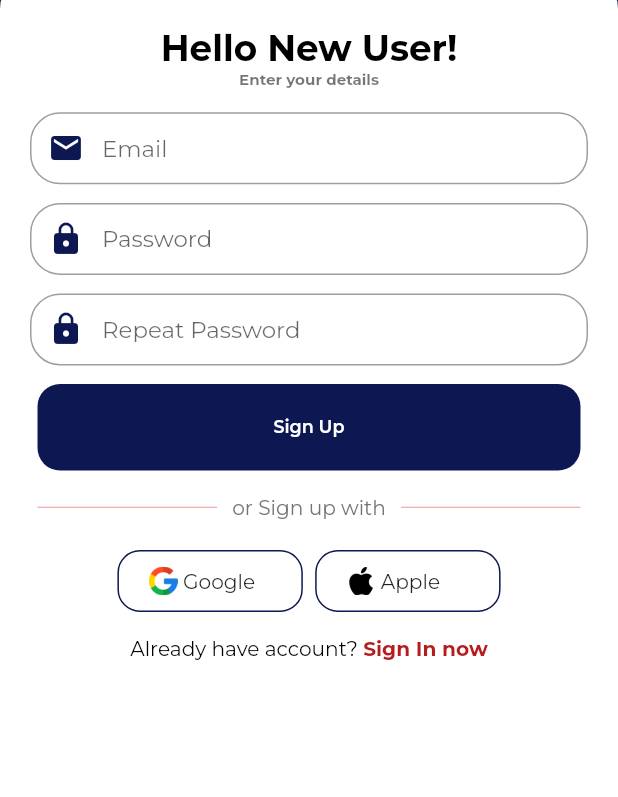
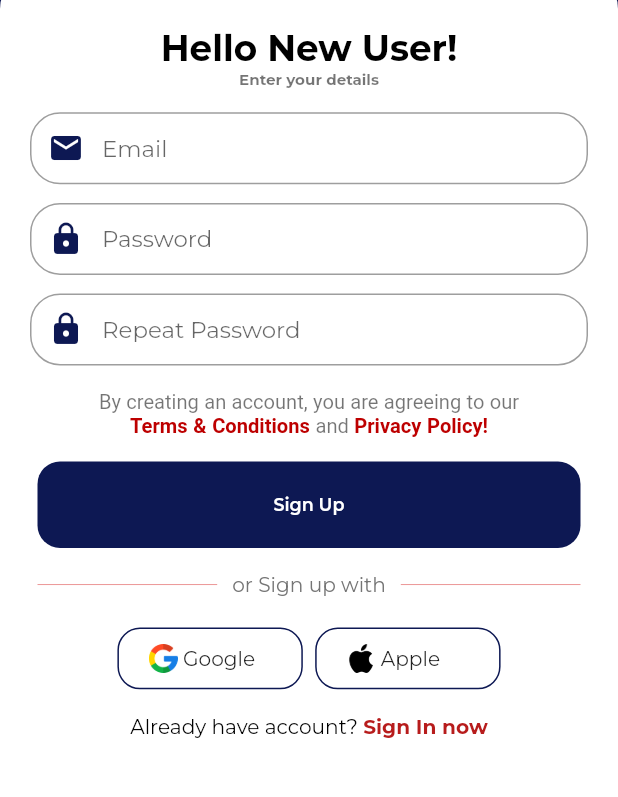
Before and after one commit to zafajardo9/BudgetBud, a Flutter app: the RegisterPage screen opened directly with empty values, on a phone screen of 412 x 824 dp, the part 214-1011 px from its top. Run offline on Flutter 3.47's test engine with Material 2 defaults, Android fonts, the phone set to English and light mode, and no system bars; our stand-ins replace awesome_snackbar_content, camera, cloud_firestore, connectivity_plus, dot_navigation_bar, firebase_auth and 16 more; missing offline and left inert: google_mlkit_text_recognition; accounts and stored records are empty; network calls fail; project files that could hold a hidden picture were left out.

Commit message:
new changes

```diff
--- a/lib/auth/register_page.dart
+++ b/lib/auth/register_page.dart
@@ -1,4 +1,5 @@
 import 'package:awesome_snackbar_content/awesome_snackbar_content.dart';
+import 'package:budget_bud/auth/terms_and_services/terms_of_use.dart';
 import 'package:budget_bud/auth/validators/validators.dart';
 import 'package:budget_bud/misc/widgetSize.dart';
 import 'package:cloud_firestore/cloud_firestore.dart';
@@ -310,8 +311,8 @@ class _RegisterPageState extends State<RegisterPage> {
 
                           //textfield password
 
-                          addVerticalSpace(1.5),
-
+                          //addVerticalSpace(1.5),
+                          TermsOfUse(),
                           //sign in btn
                           MyButton(
                             btn: "Sign Up",
--- /dev/null
+++ b/lib/auth/terms_and_services/terms_of_use.dart
@@ -0,0 +1,57 @@
+import 'package:budget_bud/misc/colors.dart';
+import 'package:budget_bud/misc/txtStyles.dart';
+import 'package:flutter/gestures.dart';
+import 'package:flutter/material.dart';
+
+import 'dialog/policy_dialog.dart';
+
+class TermsOfUse extends StatelessWidget {
+  TermsOfUse({super.key});
+
+  @override
+  Widget build(BuildContext context) {
+    return Padding(
+      padding: const EdgeInsets.all(16.0),
+      child: RichText(
+        textAlign: TextAlign.center,
+        text: TextSpan(
+          text: "By creating an account, you are agreeing to our\n",
+          style: ThemeText.paragraph54,
+          children: [
+            TextSpan(
+              text: "Terms & Conditions ",
+              style: TextStyle(
+                  fontWeight: FontWeight.bold, color: AppColors.deleteButton),
+              recognizer: TapGestureRecognizer()
+                ..onTap = () {
+                  showDialog(
+                    context: context,
+                    builder: (context) {
+                      return PolicyDialog(
+                        mdFileName: 'terms_and_conditions.md',
+                      );
+                    },
+                  );
+                },
+            ),
+            TextSpan(text: "and "),
+            TextSpan(
+              text: "Privacy Policy! ",
+              style: TextStyle(
+                  fontWeight: FontWeight.bold, color: AppColors.deleteButton),
+              recognizer: TapGestureRecognizer()
+                ..onTap = () {
+                  showDialog(
+                    context: context,
+                    builder: (context) {
+                      return PolicyDialog(mdFileName: 'privacy_policy.md');
+                    },
+                  );
+                },
+            ),
+          ],
+        ),
+      ),
+    );
+  }
+}
--- a/pubspec.yaml
+++ b/pubspec.yaml
@@ -56,6 +56,7 @@ dependencies:
   permission_handler: ^10.2.0
   image_picker: ^0.8.7+5
   flutter_heatmap_calendar: ^1.0.5
+  flutter_markdown: ^0.6.15
 
 
 
```
Also changed, not shown: lib/auth/forgotPassword_page/forgot_pwd_page.dart (+4 -4 lines), lib/auth/terms_and_services/dialog/policy_dialog.dart (added, +84 -0 lines), pubspec.lock, 2 other files.
